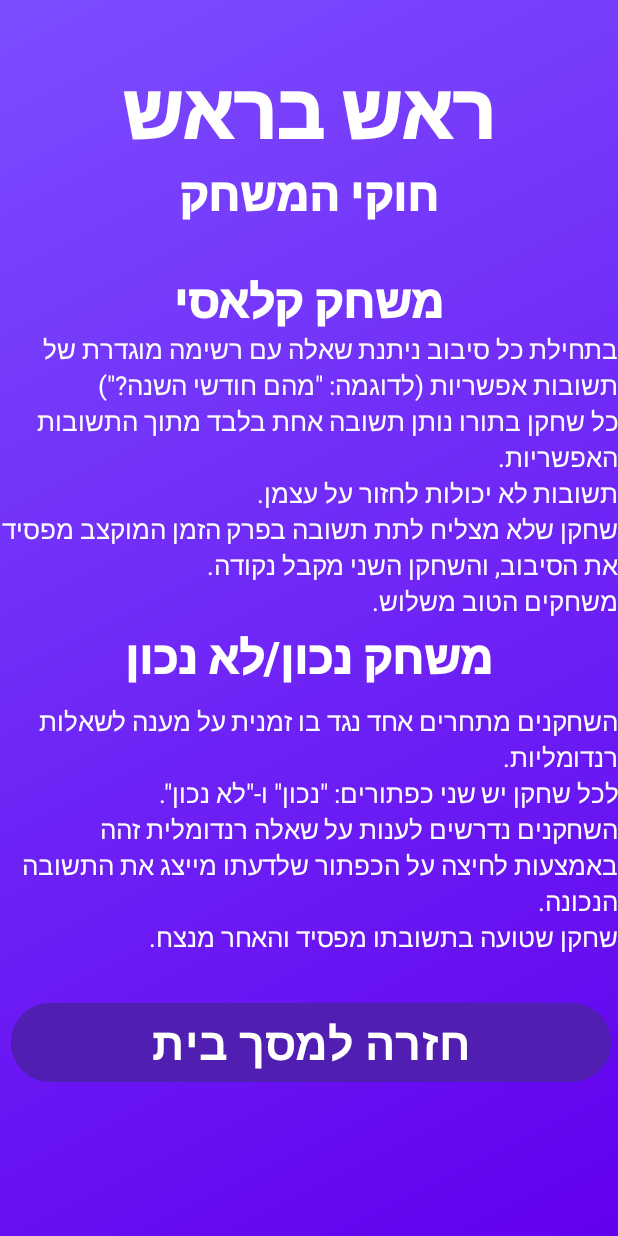
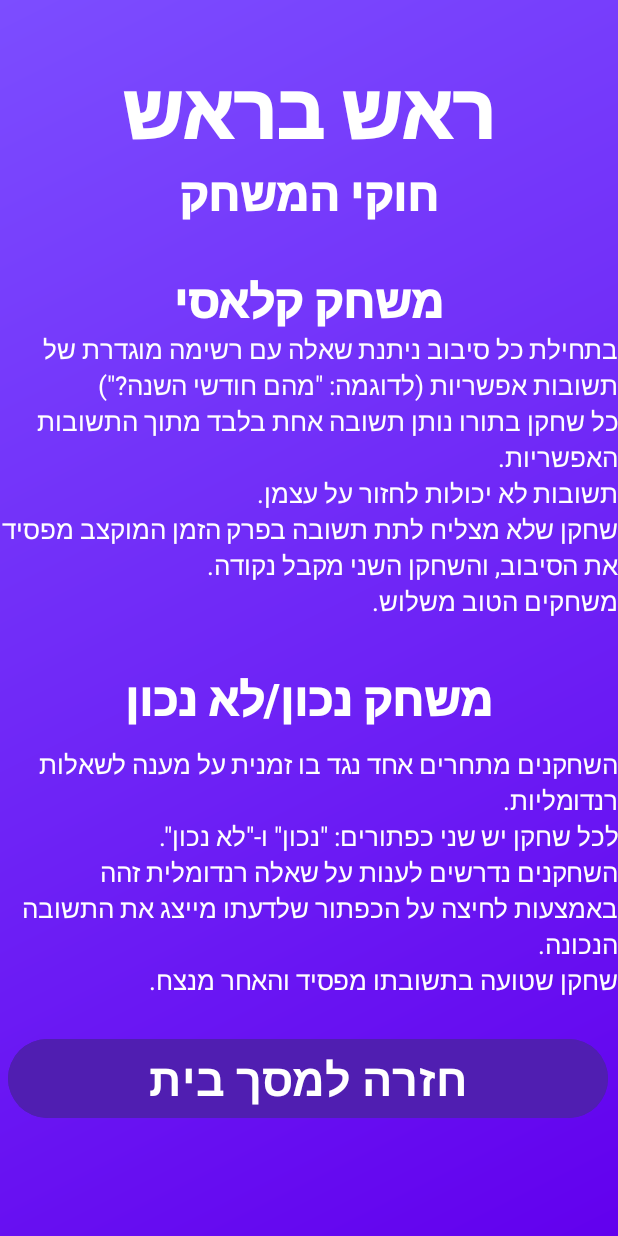
Before and after one commit to xDMatan/HeadToHead1, an Android app: the Rules screen opened directly, with no data from a screen before it, on a phone screen of 412 x 824 dp. Run offline under Robolectric (Android 15) with nearby library versions, the phone set to English and light mode, and no system bars.

Commit message:
next version

```diff
--- a/app/src/main/res/layout/activity_rules.xml
+++ b/app/src/main/res/layout/activity_rules.xml
@@ -87,10 +87,10 @@
         android:textStyle="bold"
         app:layout_constraintBottom_toBottomOf="parent"
         app:layout_constraintEnd_toEndOf="parent"
-        app:layout_constraintHorizontal_bias="0.6"
+        app:layout_constraintHorizontal_bias="0.454"
         app:layout_constraintStart_toStartOf="parent"
         app:layout_constraintTop_toTopOf="parent"
-        app:layout_constraintVertical_bias="0.871" />
+        app:layout_constraintVertical_bias="0.902" />
 
     <TextView
         android:id="@+id/textView7"
@@ -118,7 +118,7 @@
         app:layout_constraintHorizontal_bias="0.0"
         app:layout_constraintStart_toStartOf="parent"
         app:layout_constraintTop_toTopOf="parent"
-        app:layout_constraintVertical_bias="0.714" />
+        app:layout_constraintVertical_bias="0.758" />
 
 
 </androidx.constraintlayout.widget.ConstraintLayout>
```
